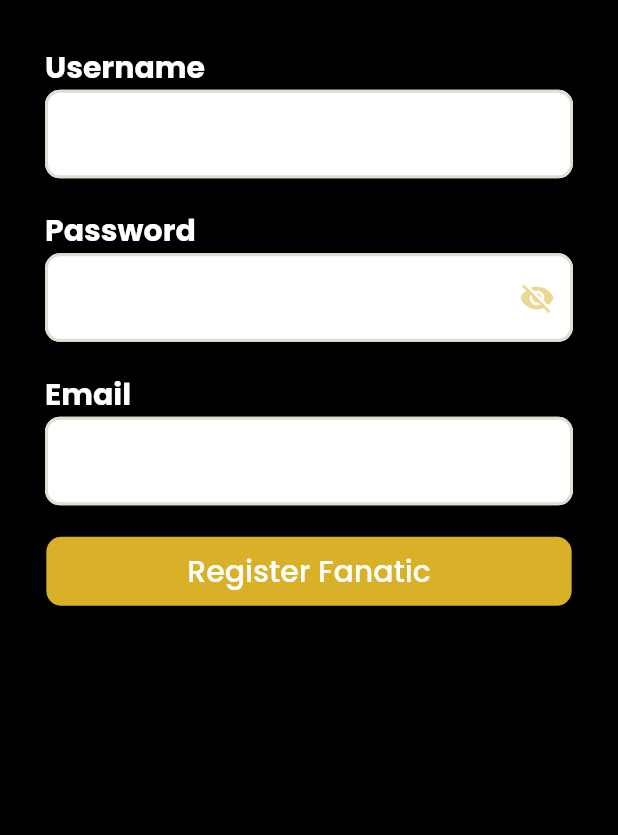
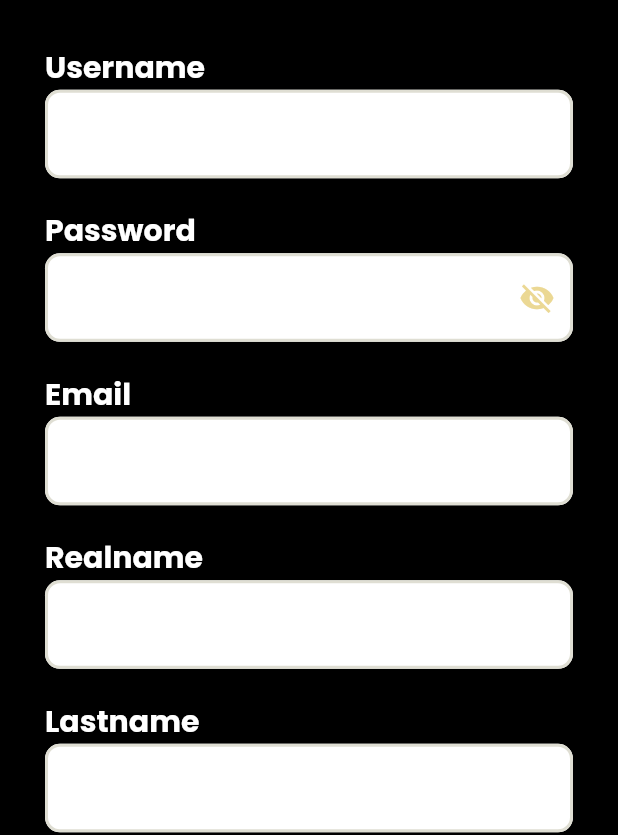
Before and after one commit to eduperaltas/fortloom, a Flutter app: the Register screen opened directly, on a phone screen of 412 x 824 dp, the part 401-1236 px from its top. Run offline on Flutter 3.47's test engine with Material 2 defaults, Android fonts, the phone set to English and light mode, and no system bars; our stand-ins replace equatable, flutter_bloc, flutter_rating_bar, flutter_secure_storage, font_awesome_flutter, logger and 2 more; accounts and stored records are empty.

Commit message:
registro de fanatico y artista

```diff
--- a/lib/core/service/ForumCommentService.dart
+++ b/lib/core/service/ForumCommentService.dart
@@ -35,13 +35,13 @@ Future<List<ForumCommentResource>> getbyForumID(int id) async
   return comments;
 }
 
-Future<http.Response> addForumComment(String commentdescription,int id) async{
+Future<http.Response> addForumComment(String commentdescription,int id,int personid) async{
   Map data ={
     'commentdescription': '$commentdescription',
 
   };
   var body = json.encode(data);
-  final response = await http.post(Uri.parse("http://192.168.0.201:8080/api/v1/users/1/forums/"+id.toString()+"/forumcomments"),
+  final response = await http.post(Uri.parse("http://192.168.0.201:8080/api/v1/users/"+personid.toString()+"/forums/"+id.toString()+"/forumcomments"),
       headers: {"Content-Type": "application/json"}, body: body
   );
   log.i(response.body);
--- a/lib/presentation/views/login_register/register.dart
+++ b/lib/presentation/views/login_register/register.dart
@@ -1,6 +1,8 @@
 import 'package:fortloom/core/framework/colors.dart';
 import 'package:fortloom/core/framework/globals.dart';
+import 'package:fortloom/core/service/RegisterService.dart';
 import 'package:fortloom/presentation/views/initScreen.dart';
+import 'package:fortloom/presentation/views/login_register/login.dart';
 import 'package:fortloom/presentation/widgets/buttonLarge.dart';
 import 'package:fortloom/presentation/widgets/textForm.dart';
 import 'package:flutter/material.dart';
@@ -10,8 +12,51 @@ class Register extends StatelessWidget {
   final TextEditingController _emailController = TextEditingController();
   final TextEditingController _passwordController = TextEditingController();
   final TextEditingController _usernameController = TextEditingController();
+  final TextEditingController _realnameController = TextEditingController();
+  final TextEditingController _lastnameController = TextEditingController();
+  final TextEditingController _fanaticaliasController = TextEditingController();
+  final RegisterService registerService=RegisterService();
   final String typeRegister;
   Register({required this.typeRegister});
+
+
+  RegisteFanatic(BuildContext context) async{
+
+
+    var result= await registerService.registerFanatic(_emailController.text.trim(), _passwordController.text.trim(),
+        _usernameController.text.trim(), _realnameController.text.trim(),
+          _lastnameController.text.trim(), _fanaticaliasController.text.trim());
+
+    if(result=="new fanatic saved"){
+      Navigator.push(
+          context,
+          PageTransition(
+              child: Login(),
+              type: PageTransitionType.rightToLeft));
+    }
+  }
+  RegisterArtist(BuildContext context) async{
+
+    var result= await registerService.registerArtist(_emailController.text.trim(), _passwordController.text.trim(),
+        _usernameController.text.trim(), _realnameController.text.trim(),
+        _lastnameController.text.trim());
+
+    if(result=="new artist saved"){
+      Navigator.push(
+          context,
+          PageTransition(
+              child: Login(),
+              type: PageTransitionType.rightToLeft));
+    }
+
+
+  }
+
+
+
+
+
+
 
   @override
   Widget build(BuildContext context) {
@@ -31,6 +76,24 @@ class Register extends StatelessWidget {
     txtForm _txtFormusername = txtForm(
       title: 'Username',
       controller: _usernameController,
+      inputType: InputType.Default,
+      txtColor: Colors.white,
+    );
+    txtForm _txtFormrealname= txtForm(
+      title: 'Realname',
+      controller: _realnameController,
+      inputType: InputType.Default,
+      txtColor: Colors.white,
+    );
+    txtForm _txtFormlastname= txtForm(
+      title: 'Lastname',
+      controller: _lastnameController,
+      inputType: InputType.Default,
+      txtColor: Colors.white,
+    );
+    txtForm _txtFormFanaticAlias= txtForm(
+      title: 'FanaticAlias',
+      controller: _fanaticaliasController,
       inputType: InputType.Default,
       txtColor: Colors.white,
     );
@@ -56,17 +119,46 @@ class Register extends StatelessWidget {
                 child: _txtFormpasssword),
             Container(
                 margin:
-                    const EdgeInsets.symmetric(horizontal: 30, vertical: 10),
+                const EdgeInsets.symmetric(horizontal: 30, vertical: 10),
                 child: _txtFormemail),
+            Container(
+                margin:
+                const EdgeInsets.symmetric(horizontal: 30, vertical: 10),
+                child: _txtFormrealname),
+            Container(
+                margin:
+                const EdgeInsets.symmetric(horizontal: 30, vertical: 10),
+                child: _txtFormlastname),
+            if(typeRegister=="Fanatic")
+              Container(
+                  margin:
+                  const EdgeInsets.symmetric(horizontal: 30, vertical: 10),
+                  child: _txtFormFanaticAlias),
+
+
+
+
             ButtonLarge(
                 text: 'Register $typeRegister',
                 onPressed: () {
-                  Navigator.push(
-                      context,
-                      PageTransition(
-                          child: InitScreen(),
-                          type: PageTransitionType.rightToLeft));
-                }),
+
+                  if(typeRegister=="Fanatic"){
+                    RegisteFanatic(context);
+                  }
+                  if(typeRegister=="Artist"){
+
+                    RegisterArtist(context);
+                  }
+
+
+
+                }
+
+            )
+
+
+
+
           ],
         ),
       ),
```
Also changed, not shown: lib/core/service/RegisterService.dart (added, +85 -0 lines), lib/presentation/views/Forum/ForumCreate.dart (+19 -3 lines), lib/presentation/views/Forum/ForumPage.dart (+51 -6 lines).
